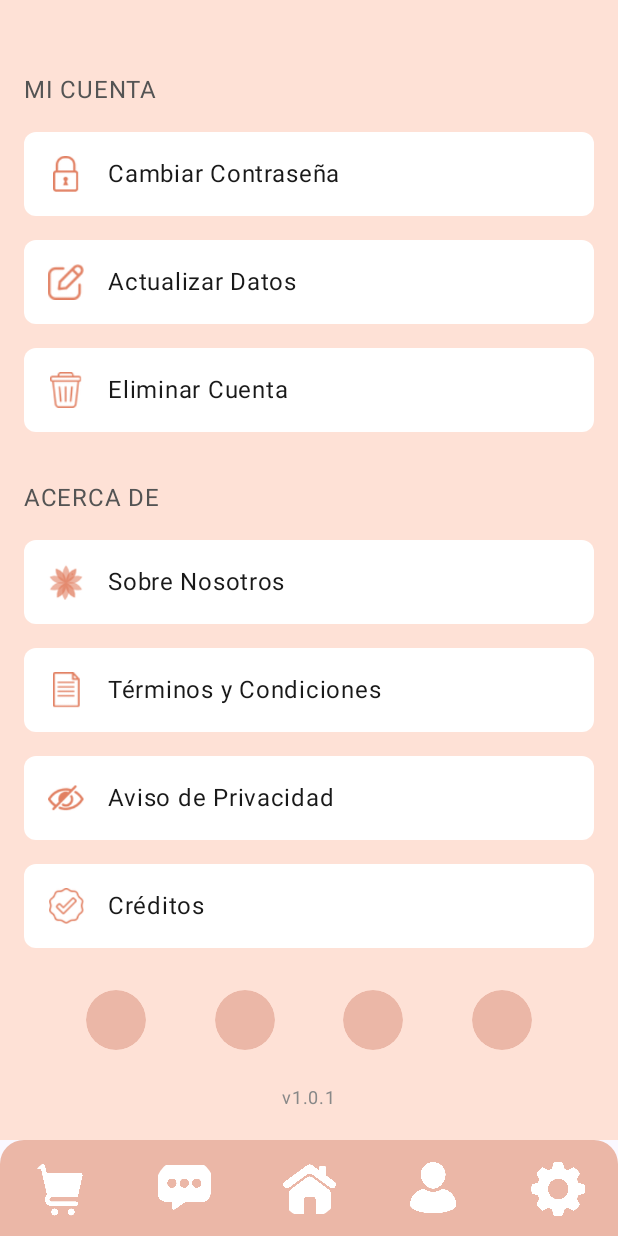
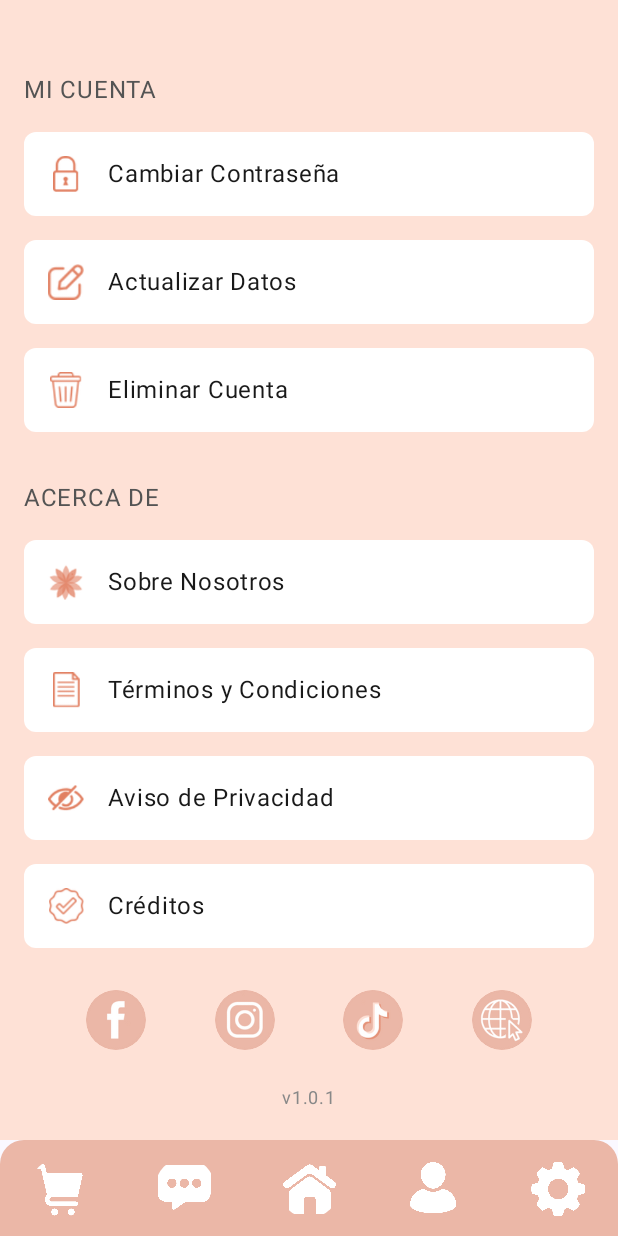
Before and after one commit to MarzyHernandez/ZazilApp, an Android app built with Jetpack Compose: the SettingsScreen screen opened through its navigation route, scrolled down 95 dp, on a phone screen of 412 x 824 dp. Run offline under Robolectric (Android 15) with nearby library versions, the light colour scheme and no system bars; our stand-ins replace livedata-compose; pictures from the network do not load.

Commit message:
Settings

```diff
--- a/App Android/app/src/main/java/mx/acg/zazil/view/SettingsScreen.kt
+++ b/App Android/app/src/main/java/mx/acg/zazil/view/SettingsScreen.kt
@@ -143,16 +143,18 @@ fun SocialMediaIcon(iconResId: Int) {
     IconButton(onClick = { /* Acción para red social */ }) {
         Box(
             modifier = Modifier
-                .size(50.dp)
+                .size(50.dp) // Ajusta el tamaño de la caja para los íconos
                 .clip(CircleShape)
                 .background(Color(0xFFEBB7A7))
         ) {
-            Icon(
-                painter = painterResource(id = iconResId),
+            Image(
+                painter = painterResource(id = iconResId), // Reemplaza con tu recurso
                 contentDescription = null,
-                tint = Color.Transparent,
-                modifier = Modifier.align(Alignment.Center)
+                modifier = Modifier
+                    .size(50.dp)  // Tamaño de la imagen
+                    .clip(CircleShape)  // Si quieres mantener la forma circular
             )
+
         }
     }
 }
```
